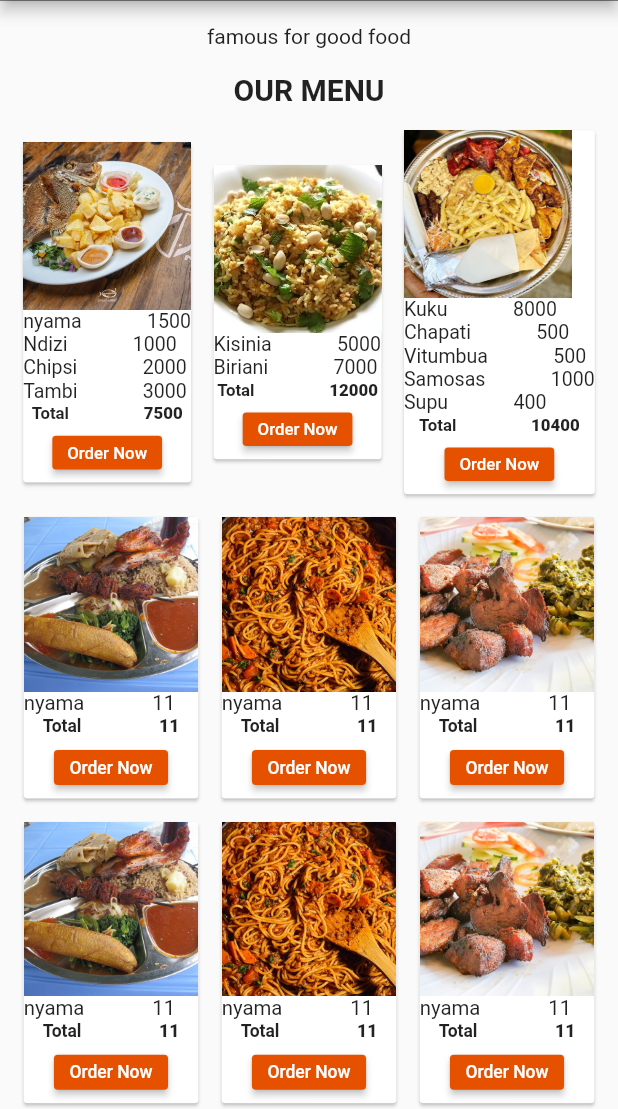
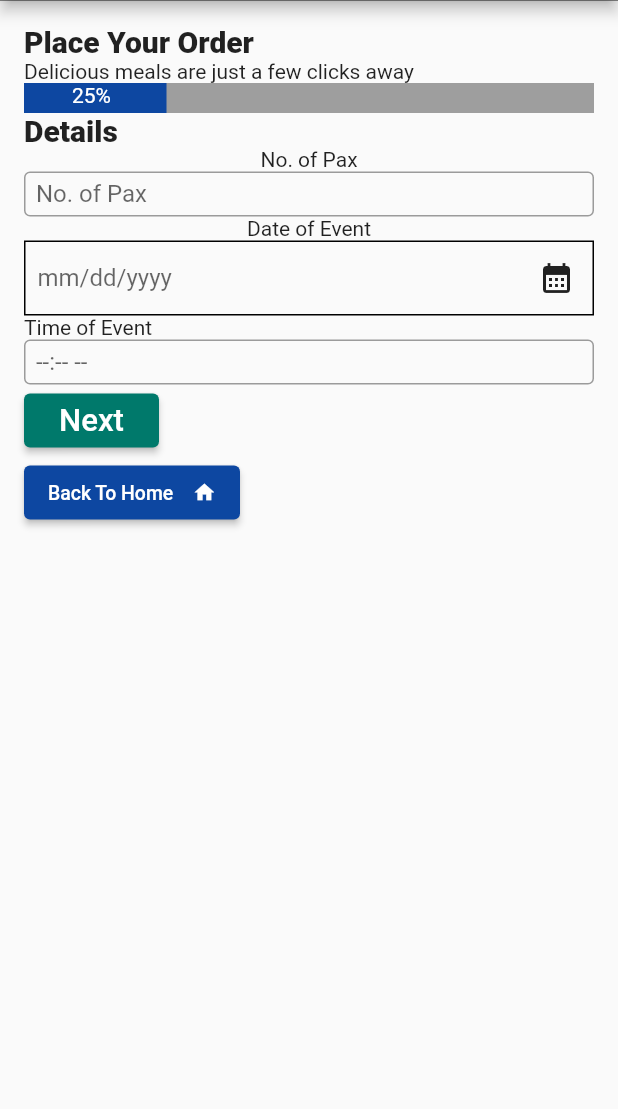
Before and after one commit to dnspascal/catering-app, a Flutter app: the MenuPage screen opened directly, after a tap on "Order Now", on a phone screen of 412 x 824 dp, the part 127-1236 px from its top. Run offline on Flutter 3.47's test engine with Material 2 defaults, Android fonts, the light colour scheme and no system bars.

Commit message:
order page 25%

```diff
--- a/lib/customizable_widgets/MyMenu.dart
+++ b/lib/customizable_widgets/MyMenu.dart
@@ -1,3 +1,5 @@
+import 'package:catering_app/pages/menu_page.dart';
+import 'package:catering_app/pages/order_page.dart';
 import 'package:flutter/material.dart';
 
 class MyMenu extends StatelessWidget {
@@ -136,15 +138,20 @@ class MenuItem extends StatelessWidget {
   Widget build(BuildContext context) {
     dynamic sum = addValues();
     return Padding(
-      padding: const EdgeInsets.all(8.0),
+      padding: const EdgeInsets.symmetric(vertical: 12,horizontal: 0),
       child: Card(
+        child: SizedBox(
+          height: 420,
           child: Column(
+            mainAxisAlignment: MainAxisAlignment.spaceBetween,
             children: [
-            Column(crossAxisAlignment: CrossAxisAlignment.start, children: [
+              Column(
+
+               children: [
                 Image.asset(
                   'img/' + photo,
                   width: 180,
-                height: 180,
+                  height: 200,
                   fit: BoxFit.cover,
                 ),
                 for (final map in foodMenu) buildFoodMenu(map),
@@ -163,7 +170,7 @@ class MenuItem extends StatelessWidget {
                 padding: const EdgeInsets.all(8.0),
                 child: Center(
                     child: ElevatedButton(
-                      onPressed: () {},
+                        onPressed: (){Navigator.push(context, MaterialPageRoute(builder: (_)=> const OrderPage()));},
                         child: Text(
                           'Order Now',
                           style: TextStyle(fontSize: 18),
@@ -176,26 +183,29 @@ class MenuItem extends StatelessWidget {
             ],
           ),
         ),
+      ),
     );
   }
 
   Widget buildFoodMenu(Map<String, dynamic> menu) {
 
-    return Row(
-      mainAxisAlignment: MainAxisAlignment.start,
+    return Container(
+      width: 180,
+      padding: EdgeInsets.symmetric(horizontal:8),
+      child: Row(
+        mainAxisAlignment: MainAxisAlignment.spaceBetween,
         children: [
           Text(
             menu['food'],
             style: TextStyle(fontSize: 21),
           ),
-        SizedBox(
-          width: 70,
-        ),
+
           Text(
             menu['price'].toString(),
             style: TextStyle(fontSize: 21),
           ),
         ],
+      ),
     );
   }
 
--- /dev/null
+++ b/lib/pages/order_page.dart
@@ -0,0 +1,177 @@
+import 'package:flutter/material.dart';
+
+import 'package:catering_app/customizable_widgets/MyAppBar.dart';
+import 'package:catering_app/customizable_widgets/MyDrawer.dart';
+
+import '../customizable_widgets/MyMenu.dart';
+
+class OrderPage extends StatelessWidget {
+  const OrderPage({super.key});
+
+  @override
+  Widget build(BuildContext context) {
+    return const Scaffold(
+        appBar: PreferredSize(
+            preferredSize: Size.fromHeight(85), child: MyAppBar()),
+        drawer: MyDrawer(),
+        body: MyOrder());
+  }
+}
+
+class MyOrder extends StatelessWidget {
+  const MyOrder({super.key});
+
+  @override
+  Widget build(BuildContext context) {
+    return SingleChildScrollView(
+      scrollDirection: Axis.vertical,
+      child: Padding(
+        padding: const EdgeInsets.all(16),
+        child: Column(
+          crossAxisAlignment: CrossAxisAlignment.start,
+          // mainAxisAlignment: MainAxisAlignment.spaceEvenly,
+          children: [
+            const Text(
+              "Place Your Order",
+              style: TextStyle(fontSize: 20, fontWeight: FontWeight.w900),
+            ),
+            const Text("Delicious meals are just a few clicks away"),
+            Stack(children: [
+               LinearProgressIndicator(
+                value: 25 / 100,
+                minHeight: 20,
+                backgroundColor: Colors.grey,
+                valueColor: AlwaysStoppedAnimation<Color>(Colors.blue[900]!),
+              ),
+              Align(
+
+                  child: Row(
+
+
+                    children: const [
+                      SizedBox(
+                        width: 32.0,
+                      ),
+                      Text(
+                        '25%',
+                        style: TextStyle(color: Colors.white,),
+                      ),
+                    ],
+                  ))
+            ]),
+            const Text(
+              "Details",
+              style: TextStyle(fontSize: 20, fontWeight: FontWeight.w900),
+            ),
+            Form(
+                child: Column(
+              children: [
+                const Text('No. of Pax'),
+                SizedBox(
+                  height: 30,
+                  child: TextFormField(
+                    cursorColor: Colors.grey,
+                    keyboardType: TextInputType.number,
+                    decoration: const InputDecoration(
+                      contentPadding: EdgeInsets.symmetric(horizontal: 8),
+                      focusedBorder: OutlineInputBorder(
+                        borderSide: BorderSide(color: Colors.grey),
+                      ),
+                      hintText: "No. of Pax",
+                      border: OutlineInputBorder(
+                          borderSide: BorderSide(
+                        color: Colors.grey,
+                      )),
+                    ),
+                  ),
+                ),
+                const Text('Date of Event'),
+                Container(
+                  height: 50.0,
+                  decoration: BoxDecoration(border: Border.all()),
+                  child: Column(
+                    children: [
+                      Row(
+                        children: [
+                          Expanded(
+                            child: TextFormField(
+                              cursorColor: Colors.grey,
+                              keyboardType: TextInputType.visiblePassword,
+                              decoration: const InputDecoration(
+                                contentPadding: EdgeInsets.symmetric(
+                                    horizontal: 8, vertical: 0),
+                                focusedBorder: InputBorder.none,
+                                hintText: "mm/dd/yyyy",
+                                border: InputBorder.none,
+                              ),
+                            ),
+                          ),
+                          IconButton(
+                              onPressed: () {},
+                              icon: const Icon(Icons.calendar_month))
+                        ],
+                      ),
+                    ],
+                  ),
+                )
+              ],
+            )),
+              const Text('Time of Event'),
+                SizedBox(
+                  height: 30,
+                  child: TextFormField(
+                    cursorColor: Colors.grey,
+                    keyboardType: TextInputType.number,
+                    decoration: const InputDecoration(
+                      contentPadding: EdgeInsets.symmetric(horizontal: 8),
+                      focusedBorder: OutlineInputBorder(
+                        borderSide: BorderSide(color: Colors.grey),
+                      ),
+                      hintText: "--:-- --",
+                      border: OutlineInputBorder(
+                          borderSide: BorderSide(
+                        color: Colors.grey,
+                      )),
+                    ),
+                  ),
+                ),
+
+              ElevatedButton(
+                        onPressed: () {},
+                        style: ButtonStyle(
+                            backgroundColor:
+                                MaterialStateProperty.all(Colors.teal[700]),
+                            fixedSize: MaterialStateProperty.all(
+                                const Size.fromWidth(90))),
+                        child: const Text(
+                          "Next",
+                          style: TextStyle(fontSize: 20.80),
+                        ),
+                      ),
+               ElevatedButton(
+                        onPressed: () {},
+                        style: ButtonStyle(
+                            backgroundColor:
+                                MaterialStateProperty.all(Colors.blue[900]),
+                            fixedSize: MaterialStateProperty.all(
+                                const Size.fromWidth(144))),
+                        child: FittedBox(
+                          child: Row(
+                            mainAxisAlignment: MainAxisAlignment.spaceBetween,
+                            children: const [
+                               Text(
+                                "Back To Home",
+                                style: TextStyle(fontSize: 20),
+                                                       ),
+                              SizedBox(width: 20,),
+                              Icon(Icons.home)
+                            ],
+                          ),
+                        ),
+                      ),
+          ],
+        ),
+      ),
+    );
+  }
+}
```
Lines whose indentation alone changed are shown as unchanged.
